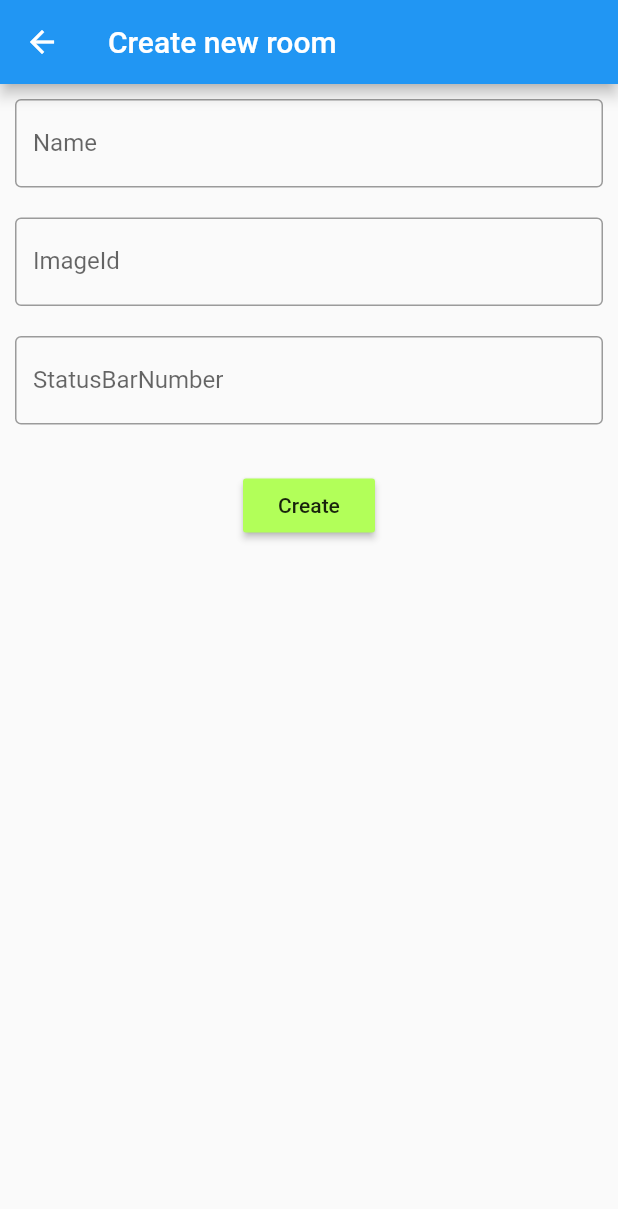
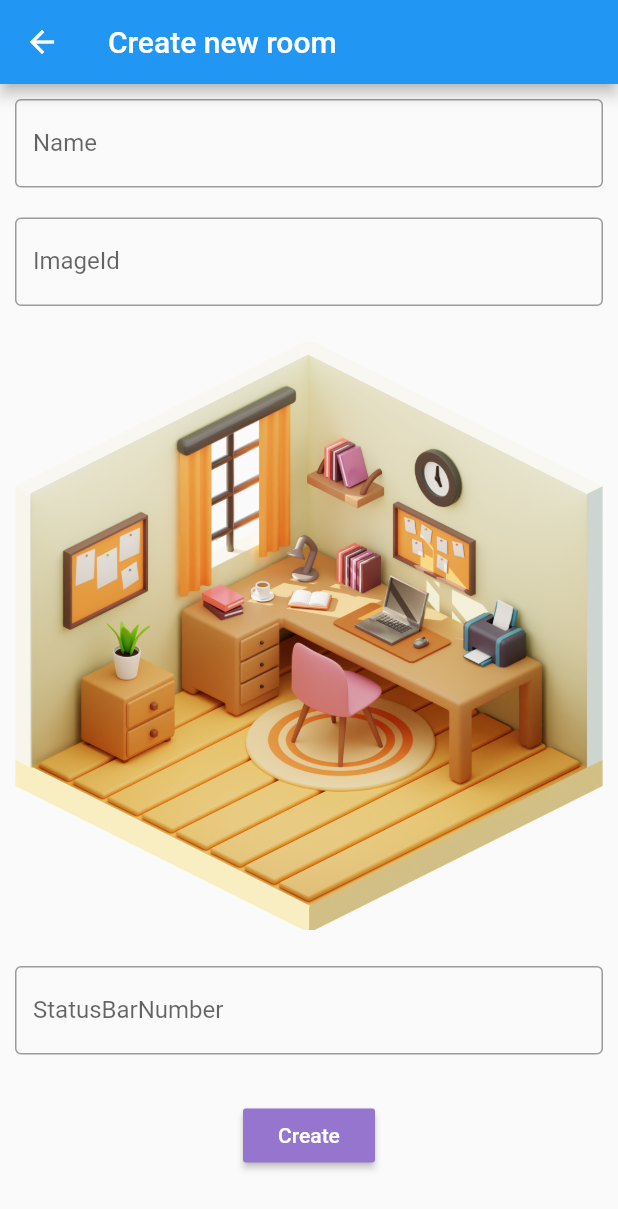
Before and after one commit to AlexanderTheGreatSK/itu_app, a Flutter app: the MyBottomNavigationPage screen opened directly, tab 5 chosen, after a tap on the "add" icon, on a phone screen of 412 x 824 dp. Shown: the top 1209 px of the screen. Run offline on Flutter 3.47's test engine with Material 2 defaults, Android fonts, the phone set to English and light mode, and no system bars; our stand-ins replace cloud_firestore, firebase_auth, firebase_core, firebase_storage, google_sign_in, shared_preferences; missing offline and left inert: hexagon; accounts and stored records are empty; network calls fail.

Commit message:
some color changes and create room changes

```diff
--- a/lib/Pages/BEtestPages/CreateRoomPage.dart
+++ b/lib/Pages/BEtestPages/CreateRoomPage.dart
@@ -24,7 +24,12 @@ class _MyCreateRoomPageState extends State<MyCreateRoomPage> {
       print(error);
       print(stackTrace);
     });
+
+    Navigator.pop(context);
+
   }
+
+  final FixedExtentScrollController controller = FixedExtentScrollController();
 
   @override
   Widget build(BuildContext context) {
@@ -58,6 +63,36 @@ class _MyCreateRoomPageState extends State<MyCreateRoomPage> {
           ),
           Padding(
             padding: const EdgeInsets.all(10.0),
+            child: Container(
+              height: 400,
+              //width: double.infinity,
+              child: ListWheelScrollView(
+                //scrollDirection: Axis.horizontal,
+                controller: controller,
+                physics: const FixedExtentScrollPhysics(),
+                itemExtent: MediaQuery.of(context).size.width,
+                children: [
+                  Image.asset("res/images/1.png"),
+                  Image.asset("res/images/2.png"),
+                  Image.asset("res/images/3.png"),
+                  Image.asset("res/images/4.png"),
+                  Image.asset("res/images/5.png"),
+                  Image.asset("res/images/6.png"),
+                  Image.asset("res/images/7.png"),
+                  Image.asset("res/images/8.png"),
+                  Image.asset("res/images/9.png"),
+                  Image.asset("res/images/10.png"),
+                  Image.asset("res/images/11.png"),
+                  Image.asset("res/images/12.png"),
+                  Image.asset("res/images/13.png"),
+                  Image.asset("res/images/14.png"),
+                  Image.asset("res/images/15.png"),
+                ]
+              ),
+            ),
+          ),
+          Padding(
+            padding: const EdgeInsets.all(10.0),
             child: TextField(
               controller: progressBarController,
               decoration: const InputDecoration(
@@ -71,7 +106,8 @@ class _MyCreateRoomPageState extends State<MyCreateRoomPage> {
             padding: const EdgeInsets.all(20.0),
             child: MaterialButton(
               onPressed: crateNewRoom,
-              color: Colors.lightGreenAccent,
+              color: Colors.deepPurple[300],
+              textColor: Colors.white,
               child: const Text("Create"),
             ),
           ),
--- a/lib/Pages/RoomsPage.dart
+++ b/lib/Pages/RoomsPage.dart
@@ -27,7 +27,11 @@ class _MyRoomsPageState extends State<MyRoomsPage> {
           onPressed: (){
             toAddNewRoomPage();
           },
-          child: const Icon(Icons.add),
+          backgroundColor: Colors.deepPurple[300],
+          shape: const RoundedRectangleBorder(
+              borderRadius: BorderRadius.all(Radius.circular(30.0))
+          ),
+          child: const Icon(Icons.add, color: Colors.white,),
         ),
       ),
       body: _buildMore(MediaQuery.of(context).size),
--- a/lib/main.dart
+++ b/lib/main.dart
@@ -116,7 +116,7 @@ class _MyBottomNavigationPageState extends State<MyBottomNavigationPage> {
           borderRadius: BorderRadius.circular(30.0),
           child: BottomAppBar(
             elevation: 10.0,
-            color: Colors.deepPurpleAccent,
+            color: Colors.deepPurple[300],
             child: SizedBox(
               height: 60,
               child: Row(
```
